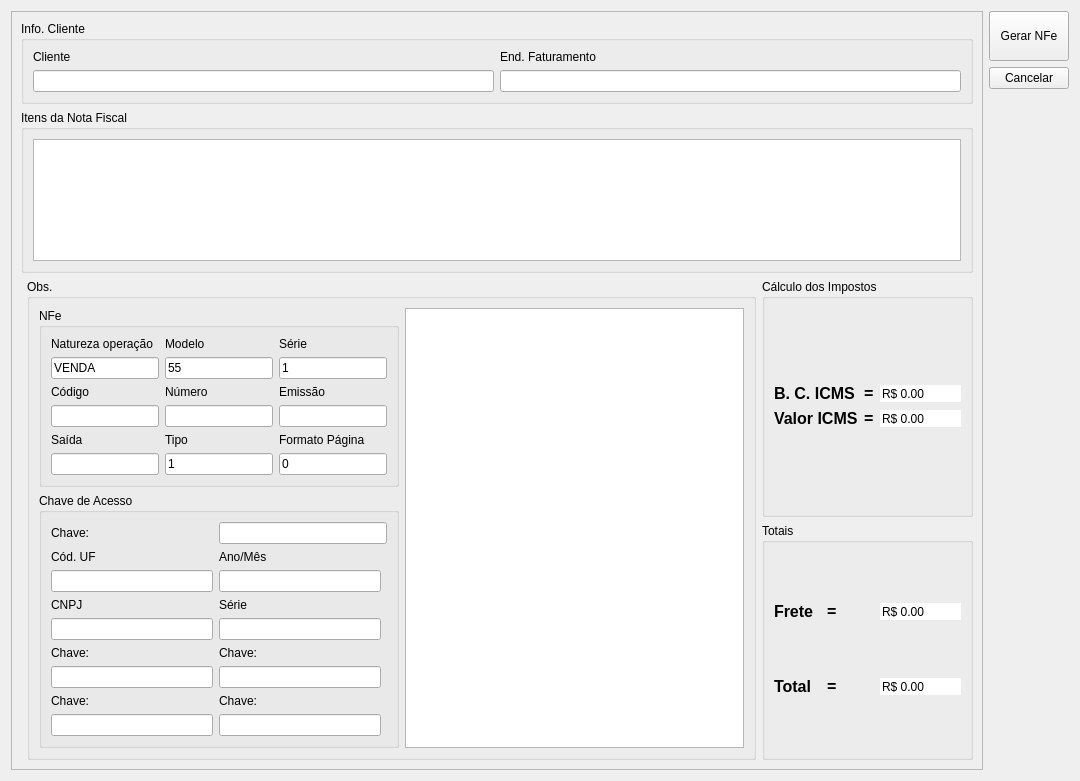
The window that ui/cadastrarnfe.ui (lellisls/ERP-STACCATO) describes before a commit, drawn with Qt 5.
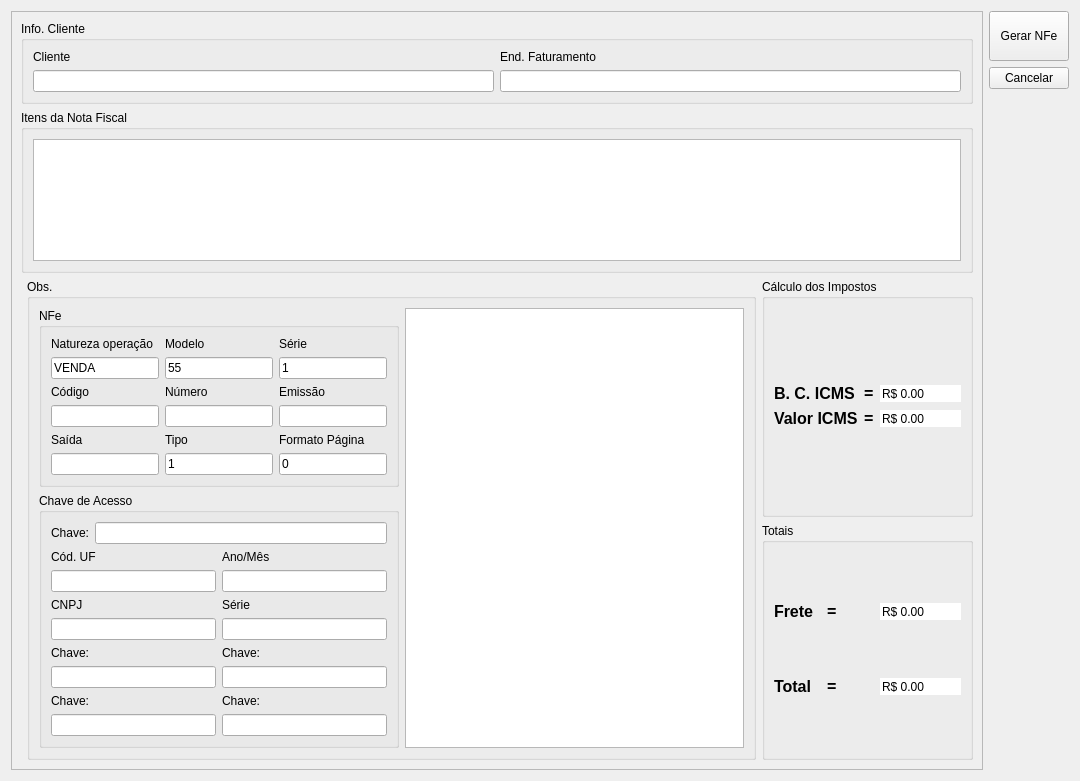
The same window after the commit. Custom widgets are drawn as their Qt base class.

Commit message:
Várias correções na NFe
Em construção

The edit to the form file:
```diff
--- a/ui/cadastrarnfe.ui
+++ b/ui/cadastrarnfe.ui
@@ -406,24 +406,7 @@
            <property name="title">
             <string>Chave de Acesso</string>
            </property>
-           <layout class="QGridLayout" name="gridLayout_12">
-            <item row="0" column="0">
-             <widget class="QLabel" name="label_20">
-              <property name="text">
-               <string>Chave:</string>
-              </property>
-             </widget>
-            </item>
-            <item row="0" column="1" colspan="2">
-             <widget class="QLineEdit" name="lineEditChave">
-              <property name="text">
-               <string/>
-              </property>
-             </widget>
-            </item>
-            <item row="4" column="0">
-             <widget class="QLineEdit" name="lineEditCNPJ"/>
-            </item>
+           <layout class="QGridLayout" name="gridLayout_13">
             <item row="1" column="0">
              <widget class="QLabel" name="label_21">
               <property name="text">
@@ -431,35 +414,18 @@
               </property>
              </widget>
             </item>
-            <item row="7" column="1">
-             <widget class="QLabel" name="label_26">
+            <item row="1" column="1">
+             <widget class="QLabel" name="label_23">
               <property name="text">
-               <string>Chave:</string>
+               <string>Ano/Mês</string>
               </property>
              </widget>
             </item>
-            <item row="5" column="1">
-             <widget class="QLabel" name="label_25">
-              <property name="text">
-               <string>Chave:</string>
-              </property>
-             </widget>
-            </item>
-            <item row="2" column="1">
-             <widget class="QLineEdit" name="lineEditAnoMes"/>
-            </item>
             <item row="2" column="0">
              <widget class="QLineEdit" name="lineEditcodUF"/>
             </item>
-            <item row="8" column="1">
-             <widget class="QLineEdit" name="lineEditSaida_6"/>
-            </item>
-            <item row="5" column="0">
-             <widget class="QLabel" name="label_27">
-              <property name="text">
-               <string>Chave:</string>
-              </property>
-             </widget>
+            <item row="2" column="1">
+             <widget class="QLineEdit" name="lineEditAnoMes"/>
             </item>
             <item row="3" column="0">
              <widget class="QLabel" name="label_22">
@@ -468,13 +434,6 @@
               </property>
              </widget>
             </item>
-            <item row="1" column="1">
-             <widget class="QLabel" name="label_23">
-              <property name="text">
-               <string>Ano/Mês</string>
-              </property>
-             </widget>
-            </item>
             <item row="3" column="1">
              <widget class="QLabel" name="label_24">
               <property name="text">
@@ -482,14 +441,21 @@
               </property>
              </widget>
             </item>
-            <item row="6" column="1">
-             <widget class="QLineEdit" name="lineEditSaida_5"/>
+            <item row="4" column="0">
+             <widget class="QLineEdit" name="lineEditCNPJ"/>
             </item>
             <item row="4" column="1">
              <widget class="QLineEdit" name="lineEditSerie2"/>
             </item>
-            <item row="7" column="0">
-             <widget class="QLabel" name="label_28">
+            <item row="5" column="0">
+             <widget class="QLabel" name="label_27">
+              <property name="text">
+               <string>Chave:</string>
+              </property>
+             </widget>
+            </item>
+            <item row="5" column="1">
+             <widget class="QLabel" name="label_25">
               <property name="text">
                <string>Chave:</string>
               </property>
@@ -498,9 +464,47 @@
             <item row="6" column="0">
              <widget class="QLineEdit" name="lineEditSaida_7"/>
             </item>
+            <item row="6" column="1">
+             <widget class="QLineEdit" name="lineEditSaida_5"/>
+            </item>
+            <item row="7" column="0">
+             <widget class="QLabel" name="label_28">
+              <property name="text">
+               <string>Chave:</string>
+              </property>
+             </widget>
+            </item>
+            <item row="7" column="1">
+             <widget class="QLabel" name="label_26">
+              <property name="text">
+               <string>Chave:</string>
+              </property>
+             </widget>
+            </item>
             <item row="8" column="0">
              <widget class="QLineEdit" name="lineEditSaida_8"/>
             </item>
+            <item row="8" column="1">
+             <widget class="QLineEdit" name="lineEditSaida_6"/>
+            </item>
+            <item row="0" column="0" colspan="2">
+             <layout class="QGridLayout" name="gridLayout_12">
+              <item row="0" column="0">
+               <widget class="QLabel" name="label_20">
+                <property name="text">
+                 <string>Chave:</string>
+                </property>
+               </widget>
+              </item>
+              <item row="0" column="1">
+               <widget class="QLineEdit" name="lineEditChave">
+                <property name="text">
+                 <string/>
+                </property>
+               </widget>
+              </item>
+             </layout>
+            </item>
            </layout>
           </widget>
          </item>
```
The commit also changes 2 other files.
